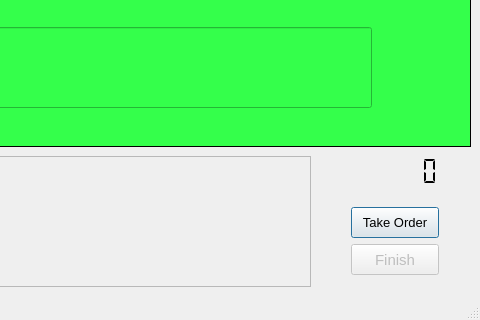
Old version of the form mainwindow.ui in the repository vladimiroff/regularity; both pictures show x 230 to 710 and y 180 to 500 of the 710 by 500 pixel window.
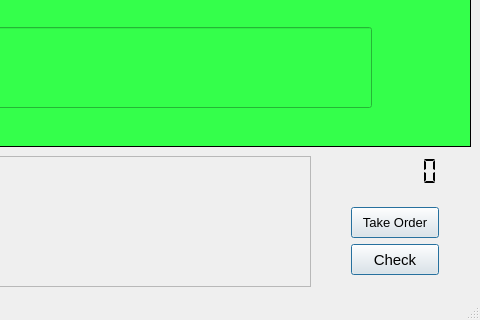
New version of the form.

Commit message: Check regular expression

Diff of the .ui file:
```diff
--- a/mainwindow.ui
+++ b/mainwindow.ui
@@ -224,7 +224,7 @@
      <item>
       <widget class="QPushButton" name="finish">
        <property name="enabled">
-        <bool>false</bool>
+        <bool>true</bool>
        </property>
        <property name="sizePolicy">
         <sizepolicy hsizetype="Minimum" vsizetype="Minimum">
@@ -238,7 +238,7 @@
         </font>
        </property>
        <property name="text">
-        <string>Finish</string>
+        <string>Check</string>
        </property>
        <property name="autoDefault">
         <bool>true</bool>
```
Left out of the diff: 2 changed lines with no effect on the pictures. The commit also changes 2 other files.
